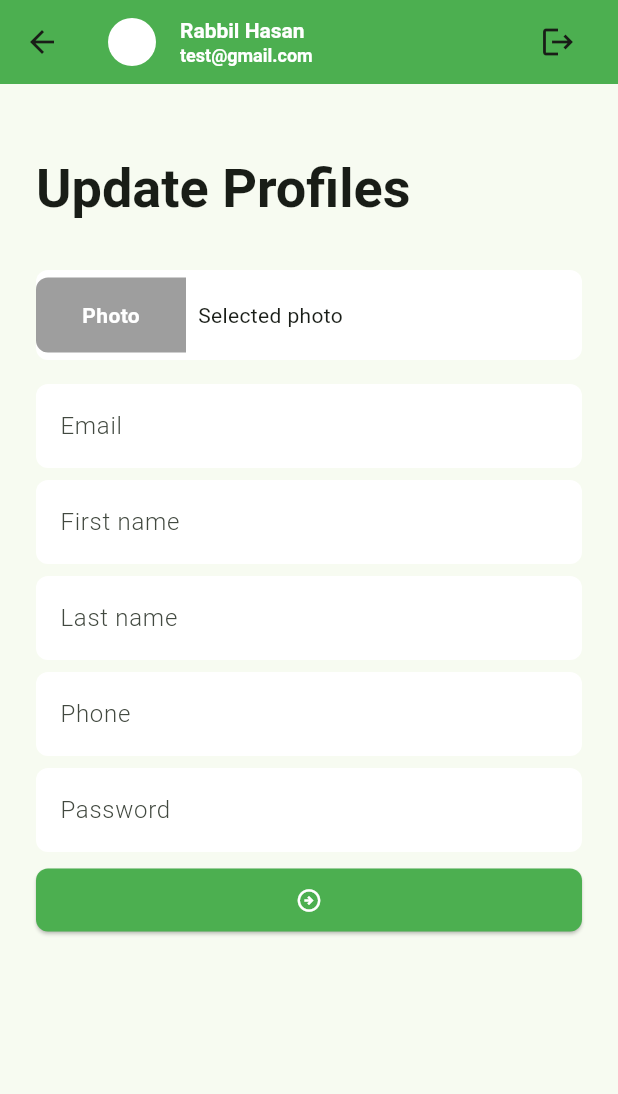
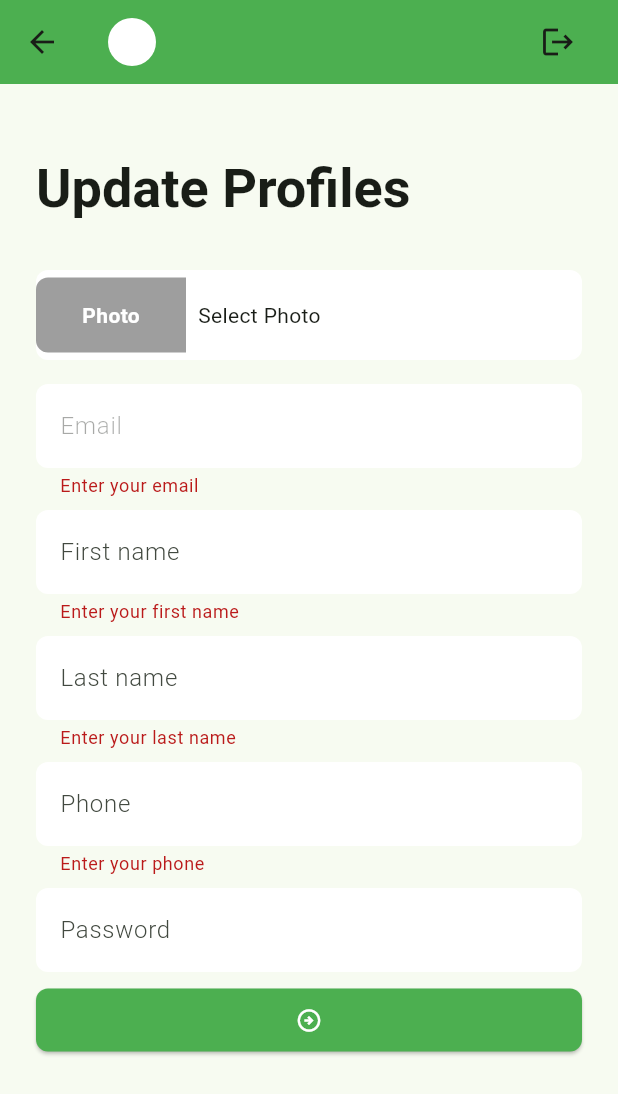
Before and after one commit to Anisur-Rahman-Naeem/Ostad_task_Manager_project, a Flutter app: the ProfileScreen screen opened directly, after a tap on the "arrow circle right" icon, on a phone screen of 412 x 824 dp. Shown: the top 1094 px of the screen. Run offline on Flutter 3.47's test engine with Material 3 defaults, Android fonts, the phone set to English and light mode, and no system bars; our stand-ins replace flutter_svg, image_picker, pin_code_fields, shared_preferences; accounts and stored records are empty.

Commit message:
profile update api added

```diff
--- /dev/null
+++ b/lib/data/models/user_model.dart
@@ -0,0 +1,40 @@
+class UserModel {
+  String? sId;
+  String? email;
+  String? firstName;
+  String? lastName;
+  String? mobile;
+  String? createdDate;
+
+  String get fullName{
+    return '${firstName ?? ''} ${lastName ?? ''}';
+  }
+
+  UserModel(
+      {this.sId,
+        this.email,
+        this.firstName,
+        this.lastName,
+        this.mobile,
+        this.createdDate});
+
+  UserModel.fromJson(Map<String, dynamic> json) {
+    sId = json['_id'];
+    email = json['email'];
+    firstName = json['firstName'];
+    lastName = json['lastName'];
+    mobile = json['mobile'];
+    createdDate = json['createdDate'];
+  }
+
+  Map<String, dynamic> toJson() {
+    final Map<String, dynamic> data = new Map<String, dynamic>();
+    data['_id'] = sId;
+    data['email'] = email;
+    data['firstName'] = firstName;
+    data['lastName'] = lastName;
+    data['mobile'] = mobile;
+    data['createdDate'] = createdDate;
+    return data;
+  }
+}
--- a/lib/data/utils/urls.dart
+++ b/lib/data/utils/urls.dart
@@ -9,10 +9,13 @@ class Urls {
       '$_baseUrl/listTaskByStatus/Completed';
   static const String cancelledTaskList =
       '$_baseUrl/listTaskByStatus/Cancelled';
+  static const String updateProfile =
+      '$_baseUrl/ProfileUpdate';
   static const String progressTaskList = '$_baseUrl/listTaskByStatus/Progress';
 
   static String changeStatus(String taskId, String status) =>
       '$_baseUrl/updateTaskStatus/$taskId/$status';
   static String deleteStatus(String taskId) =>
       '$_baseUrl/deleteTask/$taskId';
+
 }
--- a/lib/ui/screens/profile_screen.dart
+++ b/lib/ui/screens/profile_screen.dart
@@ -1,5 +1,16 @@
+import 'dart:convert';
+
 import 'package:flutter/material.dart';
+import 'package:image_picker/image_picker.dart';
+import 'package:task_manager/data/models/network_response.dart';
+import 'package:task_manager/data/services/network_caller.dart';
+import 'package:task_manager/data/utils/urls.dart';
+import 'package:task_manager/ui/controllers/auth_controller.dart';
+import 'package:task_manager/ui/widgets/centered_circular_progress_indicator.dart';
+import 'package:task_manager/ui/widgets/snack_bar_message.dart';
 import 'package:task_manager/ui/widgets/tm_app_bar.dart';
+
+import '../../data/models/user_model.dart';
 
 class ProfileScreen extends StatefulWidget {
   const ProfileScreen({super.key});
@@ -9,6 +20,30 @@ class ProfileScreen extends StatefulWidget {
 }
 
 class _ProfileScreenState extends State<ProfileScreen> {
+  final TextEditingController _emailTEController = TextEditingController();
+  final TextEditingController _firstNameTEController = TextEditingController();
+  final TextEditingController _lastNameTEController = TextEditingController();
+  final TextEditingController _phoneTEController = TextEditingController();
+  final TextEditingController _passwordTEController = TextEditingController();
+  final GlobalKey<FormState> _formKey = GlobalKey<FormState>();
+
+  XFile? _selectedImage;
+
+  bool _updateProfileInProgress = false;
+
+  @override
+  void initState() {
+    super.initState();
+    _setUserData();
+  }
+
+  void _setUserData() {
+    _emailTEController.text = AuthController.userData?.email ?? '';
+    _firstNameTEController.text = AuthController.userData?.firstName ?? '';
+    _lastNameTEController.text = AuthController.userData?.lastName ?? '';
+    _phoneTEController.text = AuthController.userData?.mobile ?? '';
+  }
+
   @override
   Widget build(BuildContext context) {
     return Scaffold(
@@ -18,6 +53,8 @@ class _ProfileScreenState extends State<ProfileScreen> {
       body: SingleChildScrollView(
         child: Padding(
           padding: const EdgeInsets.symmetric(horizontal: 24),
+          child: Form(
+            key: _formKey,
             child: Column(
               crossAxisAlignment: CrossAxisAlignment.start,
               children: [
@@ -33,41 +70,120 @@ class _ProfileScreenState extends State<ProfileScreen> {
                 _buildPhotoPicker(),
                 const SizedBox(height: 16),
                 TextFormField(
+                  enabled: false,
+                  controller: _emailTEController,
                   decoration: const InputDecoration(hintText: 'Email'),
+                  validator: (String? value) {
+                    if (value?.trim().isEmpty ?? true){
+                      return 'Enter your email';
+                    }
+                    return null;
+                  },
                 ),
                 const SizedBox(height: 8),
                 TextFormField(
+                  controller: _firstNameTEController,
                   decoration: const InputDecoration(hintText: 'First name'),
+                  validator: (String? value) {
+                    if (value?.trim().isEmpty ?? true){
+                      return 'Enter your first name';
+                    }
+                    return null;
+                  },
                 ),
                 const SizedBox(height: 8),
                 TextFormField(
+                  controller: _lastNameTEController,
                   decoration: const InputDecoration(hintText: 'Last name'),
+                  validator: (String? value) {
+                    if (value?.trim().isEmpty ?? true){
+                      return 'Enter your last name';
+                    }
+                    return null;
+                  },
                 ),
                 const SizedBox(height: 8),
                 TextFormField(
+                  controller: _phoneTEController,
                   decoration: const InputDecoration(hintText: 'Phone'),
+                  validator: (String? value) {
+                    if (value?.trim().isEmpty ?? true){
+                      return 'Enter your phone';
+                    }
+                    return null;
+                  },
                 ),
                 const SizedBox(height: 8),
                 TextFormField(
+                  controller: _passwordTEController,
                   decoration: const InputDecoration(hintText: 'Password'),
                 ),
                 const SizedBox(height: 8),
-              ElevatedButton(
-                onPressed: () {},
+                Visibility(
+                  visible: _updateProfileInProgress == false,
+                  replacement: const CenteredCircularProgressIndicator(),
+                  child: ElevatedButton(
+                    onPressed: () async {
+                      if (_formKey.currentState!.validate()) {
+                        _updateProfile();
+                      }
+                    },
                     child: const Icon(Icons.arrow_circle_right_outlined),
                   ),
+                ),
               ],
+            ),
           ),
         ),
       ),
     );
   }
 
-  Container _buildPhotoPicker() {
-    return Container(
+  Future<void> _updateProfile() async {
+    _updateProfileInProgress = true;
+    setState(() {});
+    Map<String, dynamic> requestBody = {
+      "email": _emailTEController.text.trim(),
+      "firstName": _firstNameTEController.text.trim(),
+      "lastName": _lastNameTEController.text.trim(),
+      "mobile": _phoneTEController.text.trim(),
+    };
+
+    if (_passwordTEController.text.isNotEmpty) {
+      requestBody['password'] = _passwordTEController.text;
+    }
+
+    if (_selectedImage != null) {
+      List<int> imageBytes = await _selectedImage!.readAsBytes();
+      String convertedImage = base64Encode(imageBytes);
+      requestBody['photo'] = convertedImage;
+    }
+
+    final NetworkResponse response = await NetworkCaller.postRequest(
+      url: Urls.updateProfile,
+      body: requestBody,
+    );
+
+    _updateProfileInProgress = false;
+    setState(() {});
+
+    if (response.isSuccess) {
+      UserModel userModel = UserModel.fromJson(requestBody);
+      AuthController.saveUserData(userModel);
+      showSnackBarMessage(context, 'Profile has been updated!');
+    } else {
+      showSnackBarMessage(context, response.errorMessage);
+    }
+  }
+  Widget _buildPhotoPicker() {
+    return GestureDetector(
+      onTap: _pickImage,
+      child: Container(
         height: 60,
         decoration: BoxDecoration(
-          borderRadius: BorderRadius.circular(8), color: Colors.white),
+          borderRadius: BorderRadius.circular(8),
+          color: Colors.white,
+        ),
         child: Row(
           children: [
             Container(
@@ -81,15 +197,36 @@ class _ProfileScreenState extends State<ProfileScreen> {
                 ),
               ),
               alignment: Alignment.center,
-            child: const Text('Photo',style: TextStyle(
-              color: Colors.white,
-              fontWeight: FontWeight.w600
-            ),),
+              child: const Text(
+                'Photo',
+                style:
+                    TextStyle(color: Colors.white, fontWeight: FontWeight.w600),
               ),
-          const SizedBox(width: 8,),
-          const Text('Selected photo'),
+            ),
+            const SizedBox(
+              width: 8,
+            ),
+            Text(_getSelectedPhotoTitle()),
           ],
+        ),
       ),
     );
   }
+
+  String _getSelectedPhotoTitle() {
+    if (_selectedImage != null) {
+      return _selectedImage!.name;
     }
+    return "Select Photo";
+  }
+
+  Future<void> _pickImage() async {
+    ImagePicker _imagePicker = ImagePicker();
+    XFile? pickedImage =
+        await _imagePicker.pickImage(source: ImageSource.gallery);
+    if (pickedImage != null) {
+      _selectedImage = pickedImage;
+      setState(() {});
+    }
+  }
+}
--- a/lib/ui/screens/sign_in_screen.dart
+++ b/lib/ui/screens/sign_in_screen.dart
@@ -1,4 +1,5 @@
 import 'package:flutter/material.dart';
+import 'package:task_manager/data/models/login_model.dart';
 import 'package:task_manager/data/models/network_response.dart';
 import 'package:task_manager/data/services/network_caller.dart';
 import 'package:task_manager/data/utils/urls.dart';
@@ -177,12 +178,16 @@ class _SignInScreenState extends State<SignInScreen> {
     _inProgress = false;
     setState(() {});
     if (response.isSuccess) {
-      await AuthController.saveAccessToken(response.responseData['token']);
+      LoginModel loginModel = LoginModel.fromJson(response.responseData);
+      await AuthController.saveAccessToken(loginModel.token!);
+      await AuthController.saveUserData(loginModel.data!.first);
+      print('User data ${loginModel.data!.first}');
       Navigator.pushAndRemoveUntil(
         context,
         MaterialPageRoute(builder: (context) => const MainBottomNavBarScreen()),
             (_) => false,
       );
+      print(response.responseData);
     } else {
       showSnackBarMessage(context, response.errorMessage, true);
     }
--- a/lib/ui/screens/splash_screen.dart
+++ b/lib/ui/screens/splash_screen.dart
@@ -25,6 +25,7 @@ class _SplashScreenState extends State<SplashScreen> {
     await Future.delayed(const Duration(seconds: 4));
     await AuthController.getAccessToken();
     if (AuthController.isLoggedIn()) {
+      await AuthController.getUserData();
       Navigator.pushReplacement(
           context,
           MaterialPageRoute(
--- a/lib/ui/widgets/tm_app_bar.dart
+++ b/lib/ui/widgets/tm_app_bar.dart
@@ -30,18 +30,18 @@ class TMAppBar extends StatelessWidget implements PreferredSizeWidget {
               backgroundColor: Colors.white,
             ),
             const SizedBox(width: 16),
-            const Expanded(
+            Expanded(
               child: Column(
                 crossAxisAlignment: CrossAxisAlignment.start,
                 children: [
                   Text(
-                    'Rabbil Hasan',
-                    style: TextStyle(
+                    AuthController.userData?.fullName ?? '',
+                    style: const TextStyle(
                         fontSize: 14,
                         color: Colors.white,
                         fontWeight: FontWeight.w600),
                   ),
-                  Text('test@gmail.com',style: TextStyle(
+                  Text(AuthController.userData?.email ?? '',style: const TextStyle(
                       fontSize: 12,
                       color: Colors.white,
                       fontWeight: FontWeight.w600),),
--- a/pubspec.yaml
+++ b/pubspec.yaml
@@ -23,6 +23,7 @@ dependencies:
   pin_code_fields: ^8.0.1
   http: ^1.2.2
   shared_preferences: ^2.3.2
+  image_picker: ^1.1.2
 
 dev_dependencies:
   flutter_test:
```
Also changed, not shown: lib/data/models/login_model.dart (added, +48 -0 lines), lib/ui/controllers/auth_controller.dart (+20 -0 lines), pubspec.lock, 5 other files. Lines whose indentation alone changed are shown as unchanged.
